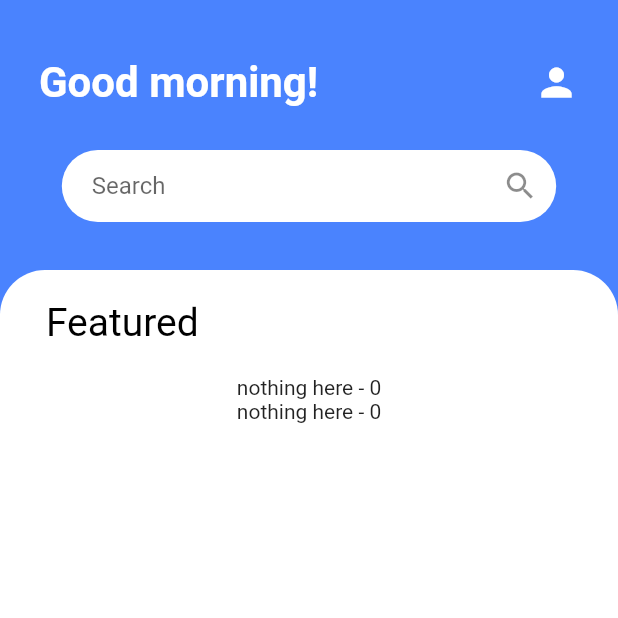
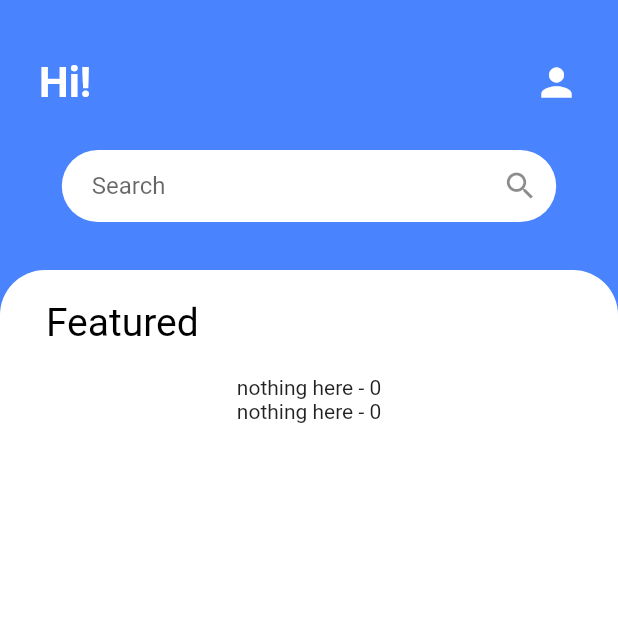
Before and after one commit to flyingdragon-codelab/com.digital.art, a Flutter app: the screen it shows after launch, on a phone screen of 412 x 824 dp, the top half of it. Run offline on Flutter 3.47's test engine with Material 2 defaults, Android fonts, the phone set to English and light mode, and no system bars; our stand-ins replace cloud_firestore, firebase_auth, firebase_core, image_picker, sliding_up_panel; accounts and stored records are empty.

Commit message:
Update main.dart

```diff
--- a/lib/main.dart
+++ b/lib/main.dart
@@ -100,6 +100,8 @@ class LandingPageState extends State<LandingPage> {
   }
 
   getAllCollections() async {
+    allCollections = [];
+    collections = [];
     firestoreInstance.collection("users").get().then((value) {
       value.docs.forEach((value) {
         firestoreInstance.collection("users").doc(value.id).collection("collections").get().then((value) {
@@ -235,7 +237,7 @@ class LandingPageState extends State<LandingPage> {
                 child: Align(
                     alignment: Alignment.centerLeft,
                     child: Text(
-                      (userProfile != null) ? greetingMessage + ', ' + userProfile['Name'] + '!'  : greetingMessage + '!',
+                      (userProfile != null) ? 'Hi' + ', ' + userProfile['Name'] + '!'  : 'Hi' + '!',
                       style: TextStyle(fontSize: 28, fontWeight: FontWeight.bold, color: Colors.white),
                     )
                 ),
@@ -270,6 +272,11 @@ class LandingPageState extends State<LandingPage> {
       //  color: Colors.white,
           height: height,
           width: width,
+          child: RefreshIndicator(
+            onRefresh: () async {
+              getAllCollections();
+              return await Future.delayed(Duration(seconds: 3));
+            },
             child: SingleChildScrollView(
               child: Column(
                 mainAxisAlignment: MainAxisAlignment.center,
@@ -417,6 +424,7 @@ class LandingPageState extends State<LandingPage> {
                                 color: Colors.white,
                                 padding: EdgeInsets.fromLTRB(10, 0, 10, 20),
                                 width: width * 0.9,
+                                child: Container(
                                   child: ListView.builder(
                                       shrinkWrap: true,
                                       scrollDirection: Axis.horizontal,
@@ -451,13 +459,15 @@ class LandingPageState extends State<LandingPage> {
                                           },
                                         );
                                       }
-                              )
+                                  ),
+                                ),
                             ),)  : Text('nothing here - ' + collections.length.toString()),
 
                           ]
                       )
                   ),
                 ],
+              ),
             ),
           ),
       ),
```
Lines whose indentation alone changed are shown as unchanged.
